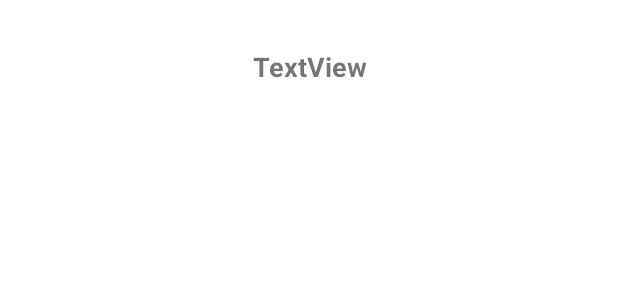
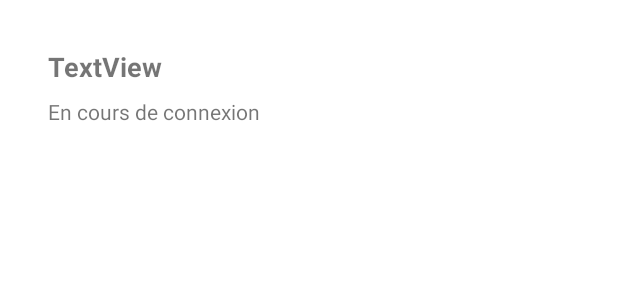
Before and after one commit to manoncammas/Projet-Android, an Android app: the layout activity_detail_device.xml on its own in the app's theme, with its tools: preview values and no code run, on a phone screen of 412 x 824 dp. Shown: the top 300 px of the screen. Run offline under Robolectric (Android 15) with nearby library versions, the phone set to English and light mode, and no system bars; network calls fail.

Commit message:
Connection devices BLE

```diff
--- a/app/build.gradle
+++ b/app/build.gradle
@@ -49,4 +49,5 @@ dependencies {
     implementation 'com.google.code.gson:gson:2.8.5'
     implementation 'com.squareup.picasso:picasso:2.71828'
     implementation 'com.synnapps:carouselview:0.1.4'
+    implementation 'com.thoughtbot:expandablerecyclerview:1.4'
 }
--- a/app/src/main/java/fr/isen/cammas/androiderestaurant/BLEScanActivity.kt
+++ b/app/src/main/java/fr/isen/cammas/androiderestaurant/BLEScanActivity.kt
@@ -115,6 +115,7 @@ class BLEScanActivity : AppCompatActivity() {
             adapter = DeviceListAdapter(it) {device ->
                 val intent = Intent(this, DetailDeviceActivity::class.java)
                 intent.putExtra("deviceName",device.name)
+                intent.putExtra("ble_device",device)
                 startActivity(intent)
             }
             binding.recyclerViewBle.layoutManager = LinearLayoutManager(this)
--- a/app/src/main/res/layout/activity_detail_device.xml
+++ b/app/src/main/res/layout/activity_detail_device.xml
@@ -10,14 +10,26 @@
         android:id="@+id/titleDetailDevice"
         android:layout_width="0dp"
         android:layout_height="wrap_content"
-        android:layout_marginStart="16dp"
+        android:layout_marginStart="32dp"
         android:layout_marginTop="32dp"
         android:layout_marginEnd="16dp"
         android:text="TextView"
-        android:textAlignment="center"
+        android:textAlignment="viewStart"
         android:textSize="18sp"
         android:textStyle="bold"
         app:layout_constraintEnd_toEndOf="parent"
         app:layout_constraintStart_toStartOf="parent"
         app:layout_constraintTop_toTopOf="parent" />
+
+    <TextView
+        android:id="@+id/deviceStatus"
+        android:layout_width="0dp"
+        android:layout_height="wrap_content"
+        android:layout_marginStart="32dp"
+        android:layout_marginTop="8dp"
+        android:layout_marginEnd="16dp"
+        android:text="En cours de connexion"
+        app:layout_constraintEnd_toEndOf="parent"
+        app:layout_constraintStart_toStartOf="parent"
+        app:layout_constraintTop_toBottomOf="@+id/titleDetailDevice" />
 </androidx.constraintlayout.widget.ConstraintLayout>
```
Also changed, not shown: app/src/main/java/fr/isen/cammas/androiderestaurant/BLEConnexionState.kt (added, +16 -0 lines), app/src/main/java/fr/isen/cammas/androiderestaurant/DetailDeviceActivity.kt (+38 -5 lines), app/src/main/res/values/strings.xml (+12 -0 lines).
